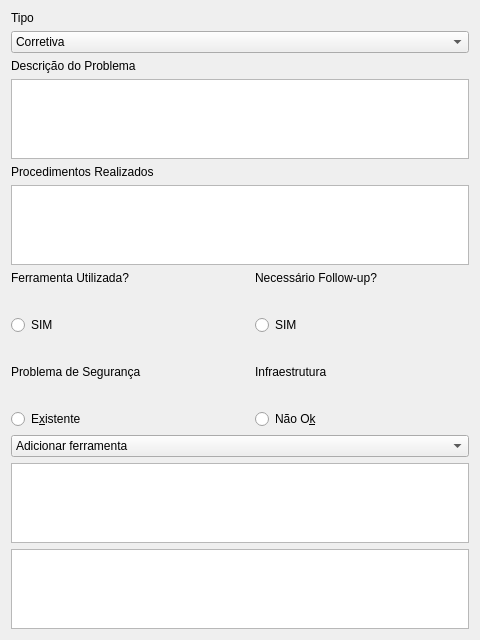
First picture: the form in evo.ui, repository ielson/siemens-automacao-evo, before the edit.
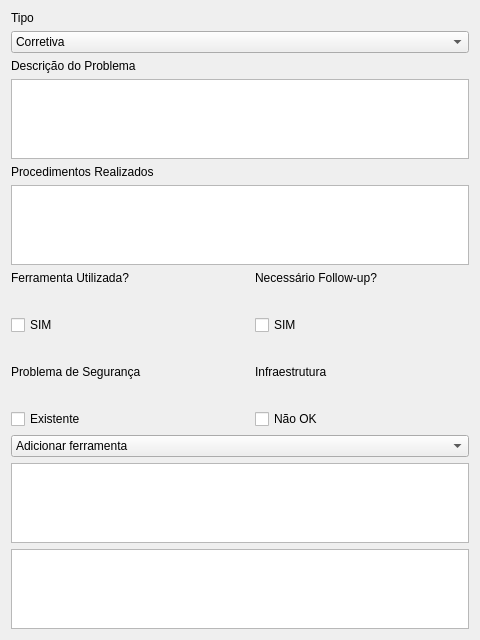
Second picture: the form after the edit.

Commit message: comecei o processo de mostrar topicos se clicados

```diff
--- a/evo.ui
+++ b/evo.ui
@@ -126,7 +126,7 @@
         </widget>
        </item>
        <item>
-        <widget class="QRadioButton" name="radioButton">
+        <widget class="QCheckBox" name="ferramentaUtilizada">
          <property name="text">
           <string>SIM</string>
          </property>
@@ -144,7 +144,7 @@
         </widget>
        </item>
        <item>
-        <widget class="QRadioButton" name="radioButton_3">
+        <widget class="QCheckBox" name="necessarioFollowUp">
          <property name="text">
           <string>SIM</string>
          </property>
@@ -162,9 +162,9 @@
         </widget>
        </item>
        <item>
-        <widget class="QRadioButton" name="radioButton_2">
+        <widget class="QCheckBox" name="PSI">
          <property name="text">
-          <string>E&amp;xistente</string>
+          <string>Existente</string>
          </property>
         </widget>
        </item>
@@ -180,9 +180,9 @@
         </widget>
        </item>
        <item>
-        <widget class="QRadioButton" name="radioButton_4">
+        <widget class="QCheckBox" name="infraNotOk">
          <property name="text">
-          <string>Não O&amp;k</string>
+          <string>Não OK</string>
          </property>
         </widget>
        </item>
```
The commit also changes 2 other files.
